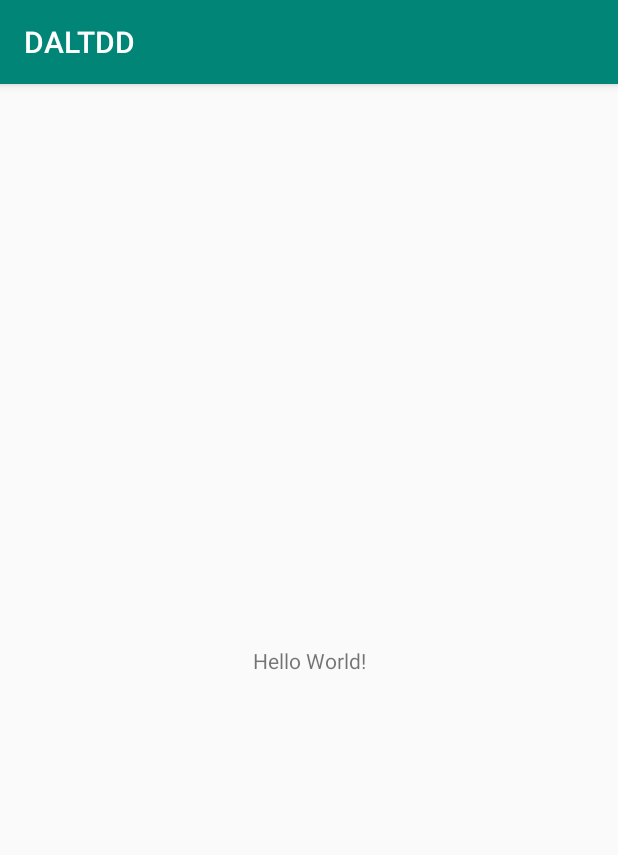
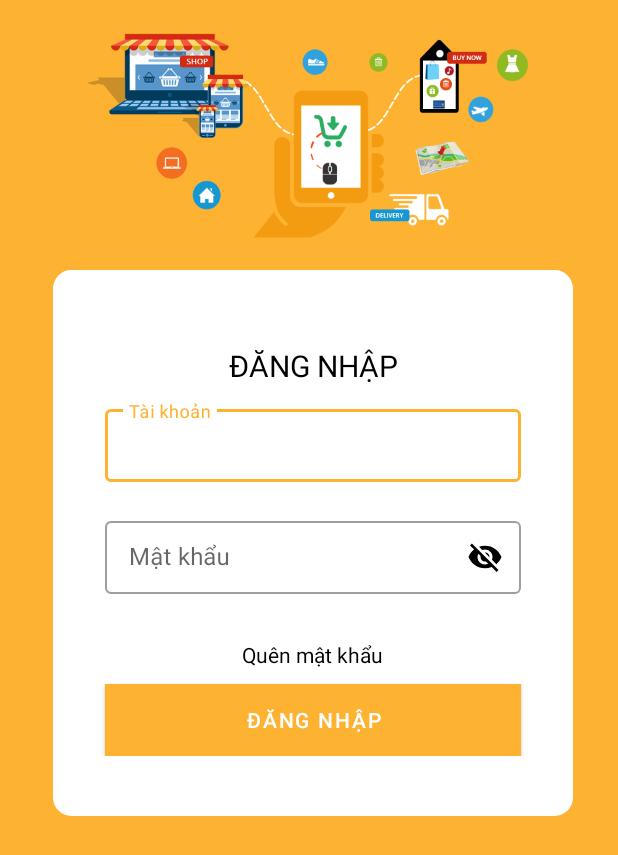
Before and after one commit to PhamQuocHuy98/DADD, an Android app: the screen it shows after launch (MainActivity before the commit, LoginActivity after it), on a phone screen of 412 x 824 dp. Shown: the top 855 px of the screen. Run offline under Robolectric (Android 15) with nearby library versions, the phone set to English and light mode, and no system bars.

Commit message:
create login screen

```diff
--- a/app/build.gradle
+++ b/app/build.gradle
@@ -26,4 +26,7 @@ dependencies {
     testImplementation 'junit:junit:4.12'
     androidTestImplementation 'androidx.test.ext:junit:1.1.0'
     androidTestImplementation 'androidx.test.espresso:espresso-core:3.1.1'
+
+    // google material
+    implementation 'com.google.android.material:material:1.1.0-alpha06'
 }
--- /dev/null
+++ b/app/src/main/java/com/example/daltdd/LoginActivity.java
@@ -0,0 +1,59 @@
+package com.example.daltdd;
+
+import androidx.appcompat.app.AppCompatActivity;
+
+import android.content.Intent;
+import android.graphics.drawable.Drawable;
+import android.os.Bundle;
+import android.text.InputType;
+import android.util.Log;
+import android.view.MotionEvent;
+import android.view.View;
+import android.widget.Button;
+import android.widget.EditText;
+
+import com.google.android.material.textfield.TextInputLayout;
+
+public class LoginActivity extends AppCompatActivity {
+
+    EditText editText;
+    TextInputLayout textInputLayout;
+    Boolean isShowPassword=false;
+    Button btnLogin ;
+    @Override
+    protected void onCreate(Bundle savedInstanceState) {
+        super.onCreate(savedInstanceState);
+        setContentView(R.layout.activity_login);
+
+        editText= findViewById(R.id.txtPassword);
+
+        textInputLayout= findViewById(R.id.txtInputLayout);
+
+        btnLogin =findViewById(R.id.btnLogin);
+        final Intent intent = new Intent(this,DashBoardActivity.class);
+        textInputLayout.setEndIconOnClickListener(new View.OnClickListener() {
+            @Override
+            public void onClick(View v) {
+                Drawable show = getResources().getDrawable(R.drawable.ic_remove_red_eye_black_24dp);
+                Drawable hide = getResources().getDrawable(R.drawable.ic_visibility_off_black_24dp);
+
+                if(isShowPassword==true){
+                    textInputLayout.setEndIconDrawable(hide);
+                    editText.setInputType (0x00000081);
+                    isShowPassword=false;
+                }else{
+                    textInputLayout.setEndIconDrawable(show);
+                    editText.setInputType(InputType.TYPE_CLASS_TEXT);
+                    isShowPassword=true;
+                }
+            }
+        });
+        btnLogin.setOnClickListener(new View.OnClickListener() {
+            @Override
+            public void onClick(View v) {
+                startActivity(intent);
+            }
+        });
+    }
+
+}
--- /dev/null
+++ b/app/src/main/res/drawable/ic_remove_red_eye_black_24dp.xml
@@ -0,0 +1,9 @@
+<vector xmlns:android="http://schemas.android.com/apk/res/android"
+        android:width="24dp"
+        android:height="24dp"
+        android:viewportWidth="24.0"
+        android:viewportHeight="24.0">
+    <path
+        android:fillColor="#FF000000"
+        android:pathData="M12,4.5C7,4.5 2.73,7.61 1,12c1.73,4.39 6,7.5 11,7.5s9.27,-3.11 11,-7.5c-1.73,-4.39 -6,-7.5 -11,-7.5zM12,17c-2.76,0 -5,-2.24 -5,-5s2.24,-5 5,-5 5,2.24 5,5 -2.24,5 -5,5zM12,9c-1.66,0 -3,1.34 -3,3s1.34,3 3,3 3,-1.34 3,-3 -1.34,-3 -3,-3z"/>
+</vector>
--- /dev/null
+++ b/app/src/main/res/drawable/ic_visibility_off_black_24dp.xml
@@ -0,0 +1,9 @@
+<vector xmlns:android="http://schemas.android.com/apk/res/android"
+        android:width="24dp"
+        android:height="24dp"
+        android:viewportWidth="24.0"
+        android:viewportHeight="24.0">
+    <path
+        android:fillColor="#FF000000"
+        android:pathData="M12,7c2.76,0 5,2.24 5,5 0,0.65 -0.13,1.26 -0.36,1.83l2.92,2.92c1.51,-1.26 2.7,-2.89 3.43,-4.75 -1.73,-4.39 -6,-7.5 -11,-7.5 -1.4,0 -2.74,0.25 -3.98,0.7l2.16,2.16C10.74,7.13 11.35,7 12,7zM2,4.27l2.28,2.28 0.46,0.46C3.08,8.3 1.78,10.02 1,12c1.73,4.39 6,7.5 11,7.5 1.55,0 3.03,-0.3 4.38,-0.84l0.42,0.42L19.73,22 21,20.73 3.27,3 2,4.27zM7.53,9.8l1.55,1.55c-0.05,0.21 -0.08,0.43 -0.08,0.65 0,1.66 1.34,3 3,3 0.22,0 0.44,-0.03 0.65,-0.08l1.55,1.55c-0.67,0.33 -1.41,0.53 -2.2,0.53 -2.76,0 -5,-2.24 -5,-5 0,-0.79 0.2,-1.53 0.53,-2.2zM11.84,9.02l3.15,3.15 0.02,-0.16c0,-1.66 -1.34,-3 -3,-3l-0.17,0.01z"/>
+</vector>
--- /dev/null
+++ b/app/src/main/res/drawable/icon_cart.xml
@@ -0,0 +1,5 @@
+<vector android:height="24dp" android:tint="#FFFFFF"
+    android:viewportHeight="24.0" android:viewportWidth="24.0"
+    android:width="24dp" xmlns:android="http://schemas.android.com/apk/res/android">
+    <path android:fillColor="#FF000000" android:pathData="M7,18c-1.1,0 -1.99,0.9 -1.99,2S5.9,22 7,22s2,-0.9 2,-2 -0.9,-2 -2,-2zM1,2v2h2l3.6,7.59 -1.35,2.45c-0.16,0.28 -0.25,0.61 -0.25,0.96 0,1.1 0.9,2 2,2h12v-2L7.42,15c-0.14,0 -0.25,-0.11 -0.25,-0.25l0.03,-0.12 0.9,-1.63h7.45c0.75,0 1.41,-0.41 1.75,-1.03l3.58,-6.49c0.08,-0.14 0.12,-0.31 0.12,-0.48 0,-0.55 -0.45,-1 -1,-1L5.21,4l-0.94,-2L1,2zM17,18c-1.1,0 -1.99,0.9 -1.99,2s0.89,2 1.99,2 2,-0.9 2,-2 -0.9,-2 -2,-2z"/>
+</vector>
--- /dev/null
+++ b/app/src/main/res/drawable/icon_leading.xml
@@ -0,0 +1,5 @@
+<vector android:height="34dp" android:tint="#FFFFFF"
+    android:viewportHeight="24.0" android:viewportWidth="24.0"
+    android:width="34dp" xmlns:android="http://schemas.android.com/apk/res/android">
+    <path android:fillColor="#FF000000" android:pathData="M5,13h14v-2L5,11v2zM3,17h14v-2L3,15v2zM7,7v2h14L21,7L7,7z"/>
+</vector>
--- /dev/null
+++ b/app/src/main/res/drawable/radius_container_login.xml
@@ -0,0 +1,24 @@
+<shape
+    xmlns:android="http://schemas.android.com/apk/res/android"
+    android:shape="rectangle"   >
+    <solid
+        android:color="@color/white" >
+    </solid>
+
+    <stroke
+        android:width="2dp"
+        android:color="@color/white" >
+    </stroke>
+
+    <padding
+        android:left="5dp"
+        android:top="5dp"
+        android:right="5dp"
+        android:bottom="5dp"    >
+    </padding>
+
+    <corners
+        android:radius="11dp"   >
+    </corners>
+
+</shape>
--- /dev/null
+++ b/app/src/main/res/layout/activity_login.xml
@@ -0,0 +1,96 @@
+<?xml version="1.0" encoding="utf-8"?>
+<LinearLayout xmlns:android="http://schemas.android.com/apk/res/android"
+    xmlns:app="http://schemas.android.com/apk/res-auto"
+    xmlns:tools="http://schemas.android.com/tools"
+    android:layout_width="match_parent"
+    android:layout_height="match_parent"
+    android:background="@color/yellow"
+    android:orientation="vertical"
+    tools:context=".LoginActivity">
+
+    <ImageView
+        android:layout_width="300dp"
+        android:layout_marginTop="20dp"
+        android:layout_height="140dp"
+        android:layout_gravity="center"
+        android:background="@drawable/logo"></ImageView>
+
+    <LinearLayout
+        android:layout_width="match_parent"
+        android:background="@drawable/radius_container_login"
+        android:layout_marginLeft="35dp"
+        android:layout_marginTop="20dp"
+        android:orientation="vertical"
+        android:layout_marginRight="30dp"
+        android:paddingVertical="40dp"
+        android:layout_height="wrap_content">
+        <TextView
+            android:layout_width="match_parent"
+            android:text="@string/login"
+            android:textAllCaps="true"
+            android:gravity="center"
+            android:layout_marginTop="10dp"
+            style="@style/content20Black"
+            android:layout_height="wrap_content">
+
+        </TextView>
+
+        <com.google.android.material.textfield.TextInputLayout
+            android:layout_marginLeft="30dp"
+            android:layout_marginRight="30dp"
+            android:layout_marginTop="10dp"
+            android:layout_width="match_parent"
+            style="@style/Widget.MaterialComponents.TextInputLayout.OutlinedBox.Dense"
+            app:errorEnabled="true"
+            android:layout_height="wrap_content">
+            <com.google.android.material.textfield.TextInputEditText
+                android:layout_width="match_parent"
+                android:hint="@string/user_name"
+                android:textColor="@color/black"
+                android:layout_height="wrap_content"/>
+        </com.google.android.material.textfield.TextInputLayout>
+
+            <com.google.android.material.textfield.TextInputLayout
+                android:layout_width="match_parent"
+                android:id="@+id/txtInputLayout"
+                android:layout_marginLeft="30dp"
+                android:layout_marginRight="30dp"
+                style="@style/Widget.MaterialComponents.TextInputLayout.OutlinedBox.Dense"
+                app:endIconDrawable="@drawable/ic_visibility_off_black_24dp"
+                app:endIconMode="custom"
+                app:endIconTint="@color/black"
+                app:errorEnabled="true"
+                android:layout_height="wrap_content">
+                <com.google.android.material.textfield.TextInputEditText
+                    android:layout_width="match_parent"
+                    android:id="@+id/txtPassword"
+                    android:hint="@string/pass_word"
+                    android:inputType="textPassword"
+                    android:textColor="@color/black"
+                    android:layout_height="wrap_content"/>
+            </com.google.android.material.textfield.TextInputLayout>
+
+            <TextView
+                android:layout_width="wrap_content"
+                android:text="@string/forgot_password"
+                android:textColor="@color/black"
+                android:layout_marginTop="10dp"
+                android:layout_gravity="center"
+                android:layout_height="wrap_content"></TextView>
+
+            <com.google.android.material.button.MaterialButton
+                android:layout_width="match_parent"
+                android:id="@+id/btnLogin"
+                android:text="@string/login"
+                android:textColor="@color/white"
+                android:background="@color/yellow"
+                app:cornerRadius="5dp"
+                android:paddingVertical="5dp"
+                android:layout_marginHorizontal="30dp"
+                android:layout_marginTop="10dp"
+                android:layout_height="wrap_content">
+
+            </com.google.android.material.button.MaterialButton>
+    </LinearLayout>
+
+</LinearLayout>
--- a/app/src/main/res/values/colors.xml
+++ b/app/src/main/res/values/colors.xml
@@ -3,4 +3,9 @@
     <color name="colorPrimary">#008577</color>
     <color name="colorPrimaryDark">#00574B</color>
     <color name="colorAccent">#D81B60</color>
+    <color name="yellow">#FDB232</color>
+    <color name="white">#FFFFFF</color>
+    <color name="transparent">#00FFFFFF</color>
+    <color name="black">#FF000000</color>
+    <color name="red">#FA0A0A</color>
 </resources>
--- a/app/src/main/res/values/strings.xml
+++ b/app/src/main/res/values/strings.xml
@@ -1,3 +1,8 @@
 <resources>
     <string name="app_name">DALTDD</string>
+    <string name="register">Đăng ký </string>
+    <string name="login">Đăng nhập</string>
+    <string name="forgot_password">Quên mật khẩu</string>
+    <string name="user_name">Tài khoản</string>
+    <string name="pass_word">Mật khẩu</string>
 </resources>
--- a/app/src/main/res/values/styles.xml
+++ b/app/src/main/res/values/styles.xml
@@ -1,11 +1,22 @@
 <resources>
 
     <!-- Base application theme. -->
-    <style name="AppTheme" parent="Theme.AppCompat.Light.DarkActionBar">
+    <style name="AppTheme" parent="Theme.MaterialComponents.NoActionBar">
         <!-- Customize your theme here. -->
-        <item name="colorPrimary">@color/colorPrimary</item>
-        <item name="colorPrimaryDark">@color/colorPrimaryDark</item>
-        <item name="colorAccent">@color/colorAccent</item>
+        <item name="colorPrimary">@color/yellow</item>
+        <item name="colorPrimaryDark">@color/yellow</item>
+
+        <item name="colorError">#F44336</item>
+
+        <item name="colorOnSurface">@color/black</item>
+
     </style>
 
+
+    <style name="content20Black"
+        parent="TextAppearance.AppCompat.Medium"
+        >
+       <item name="android:textSize">20sp</item>
+       <item name="android:textColor">@color/black</item>
+    </style>
 </resources>
```
Also changed, not shown: app/src/main/AndroidManifest.xml (+5 -4 lines), app/src/main/java/com/example/daltdd/DashBoardActivity.java (added, +16 -0 lines), app/src/main/res/drawable/cicle_cart.xml (added, +12 -0 lines), app/src/main/res/layout/activity_dash_board.xml (added, +79 -0 lines), app/src/main/res/drawable/logo.png (added).
